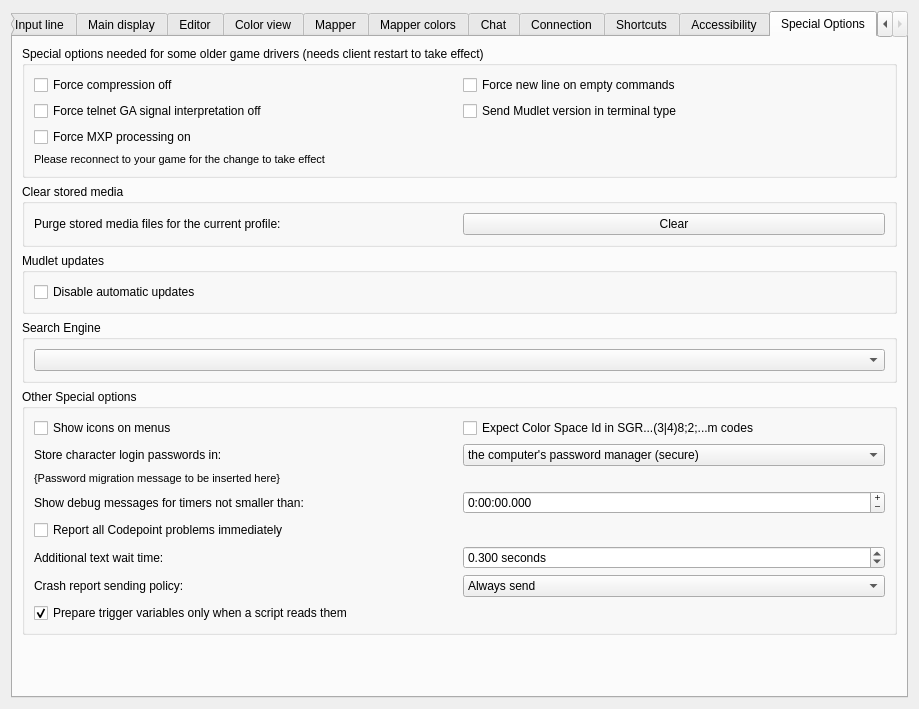
Mudlet/Mudlet, file src/ui/profile_preferences.ui: the form before one commit.
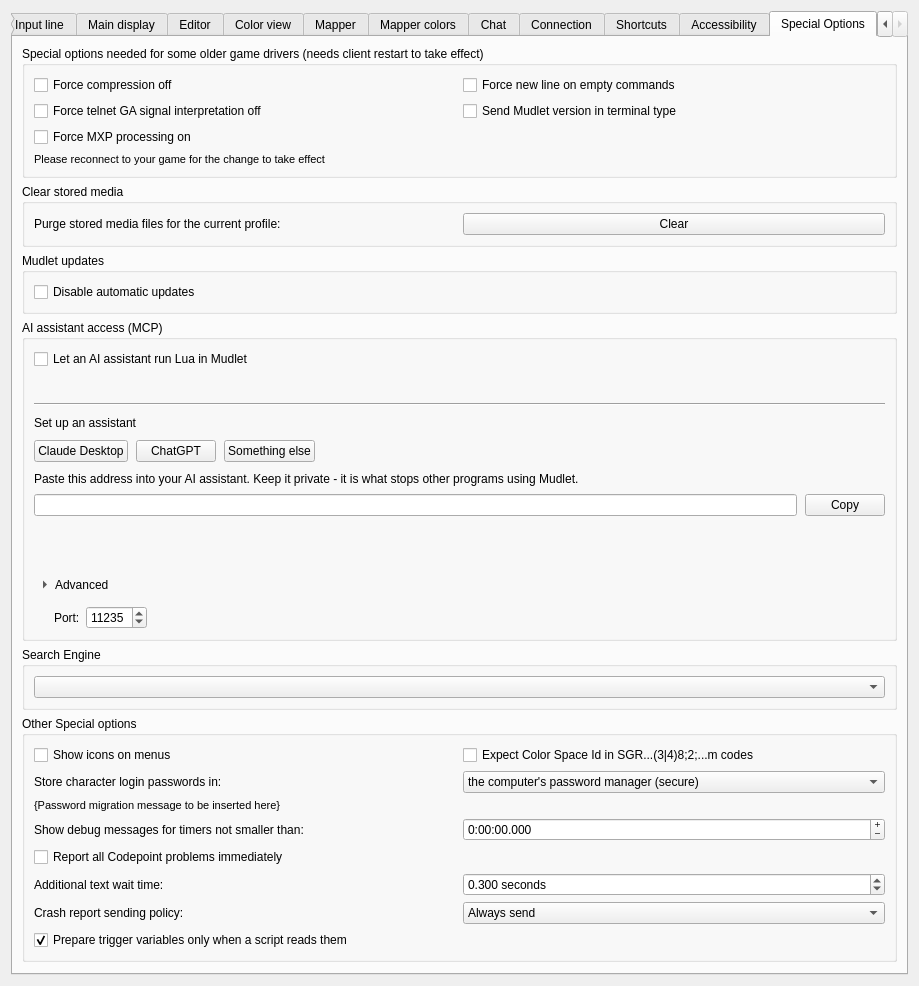
The form after the commit. The open tabs and pages were chosen to show the change. Icons and pictures are not drawn. Custom widgets are drawn as their Qt base class.

Commit message: Add: Allow Mudlet to be controlled by Claude / ChatGPT (#8576)

Diff of the .ui file:
```diff
--- a/src/ui/profile_preferences.ui
+++ b/src/ui/profile_preferences.ui
@@ -4910,6 +4910,323 @@
          </layout>
         </widget>
        </item>
+       <item>
+        <widget class="QGroupBox" name="groupBox_mcpServer">
+         <property name="title">
+          <string extracomment="Title of the Preferences group of settings for letting an AI assistant control Mudlet. MCP is the name of the Model Context Protocol standard, leave it as-is.">AI assistant access (MCP)</string>
+         </property>
+         <layout class="QGridLayout" name="gridLayout_groupBox_mcpServer">
+          <property name="verticalSpacing">
+           <number>10</number>
+          </property>
+          <item row="0" column="0">
+           <widget class="QCheckBox" name="checkBox_enableMCPServer">
+            <property name="toolTip">
+             <string extracomment="Tooltip on the checkbox that starts the MCP server.">&lt;p&gt;Runs a Model Context Protocol (MCP) server so an AI assistant can run Lua inside Mudlet on your behalf. One server covers the whole application, so an assistant can reach every open profile.&lt;/p&gt;&lt;p&gt;&lt;b&gt;Lua can run programs and change files on this computer, not just script your game.&lt;/b&gt; The address Mudlet shows once the server starts contains an access token - give it only to the assistant you mean to hand control to, and leave this off when you are not using it.&lt;/p&gt;</string>
+            </property>
+            <property name="accessibleDescription">
+             <string extracomment="Screen reader description of the checkbox that starts the MCP server.">When checked, Mudlet runs a Model Context Protocol server so an AI assistant can run Lua inside Mudlet on your behalf. One server covers the whole application, so an assistant can reach every open profile. Lua can run programs and change files on this computer, not just script your game, so give the address Mudlet shows - it contains an access token - only to the assistant you mean to hand control to, and leave this off when you are not using it.</string>
+            </property>
+            <property name="text">
+             <string extracomment="Label of the checkbox that starts the MCP server.">Let an AI assistant run Lua in Mudlet</string>
+            </property>
+           </widget>
+          </item>
+          <item row="1" column="0">
+           <widget class="QLabel" name="label_mcpServerEndpoint">
+            <property name="text">
+             <string notr="true"/>
+            </property>
+            <property name="textInteractionFlags">
+             <set>Qt::TextSelectableByKeyboard|Qt::TextSelectableByMouse</set>
+            </property>
+            <property name="settingsControlDescription" stdset="0">
+             <bool>true</bool>
+            </property>
+            <property name="wordWrap">
+             <bool>true</bool>
+            </property>
+           </widget>
+          </item>
+          <item row="2" column="0">
+           <widget class="Line" name="line_mcpServer">
+            <property name="orientation">
+             <enum>Qt::Horizontal</enum>
+            </property>
+           </widget>
+          </item>
+          <item row="3" column="0">
+           <widget class="QLabel" name="label_mcpSetUpAssistant">
+            <property name="text">
+             <string extracomment="Heading above the row of buttons that hand an AI assistant the details it needs to control Mudlet.">Set up an assistant</string>
+            </property>
+           </widget>
+          </item>
+          <item row="4" column="0">
+           <layout class="QHBoxLayout" name="hLayout_mcpServerButtons">
+            <property name="spacing">
+             <number>8</number>
+            </property>
+            <item>
+             <widget class="QPushButton" name="pushButton_connectClaudeDesktop">
+              <property name="toolTip">
+               <string extracomment="Tooltip on the button that registers Mudlet in the Claude Desktop application's settings.">&lt;p&gt;Adds Mudlet to Claude Desktop's settings so its AI assistant can control Mudlet. Restart Claude Desktop afterwards to pick it up - from then on it finds Mudlet on its own, whenever both are running.&lt;/p&gt;</string>
+              </property>
+              <property name="accessibleDescription">
+               <string extracomment="Screen reader description of the button that registers Mudlet in the Claude Desktop application's settings.">Adds Mudlet to Claude Desktop's settings so its AI assistant can control Mudlet. Restart Claude Desktop afterwards to pick it up - from then on it finds Mudlet on its own, whenever both are running.</string>
+              </property>
+              <property name="text">
+               <string extracomment="Label of the button that registers Mudlet in the Claude Desktop application's settings. Claude Desktop is a product name, leave it as-is.">Claude Desktop</string>
+              </property>
+             </widget>
+            </item>
+            <item>
+             <widget class="QPushButton" name="pushButton_connectChatGpt">
+              <property name="toolTip">
+               <string extracomment="Tooltip on the button that registers Mudlet in the settings shared by the ChatGPT desktop app and Codex.">&lt;p&gt;Adds Mudlet to ChatGPT's settings - shared with Codex - so its AI assistant can control Mudlet. Restart ChatGPT afterwards to pick it up - from then on it finds Mudlet on its own, whenever both are running.&lt;/p&gt;</string>
+              </property>
+              <property name="accessibleDescription">
+               <string extracomment="Screen reader description of the button that registers Mudlet in the settings shared by the ChatGPT desktop app and Codex.">Adds Mudlet to ChatGPT's settings, shared with Codex, so its AI assistant can control Mudlet. Restart ChatGPT afterwards to pick it up - from then on it finds Mudlet on its own, whenever both are running.</string>
+              </property>
+              <property name="text">
+               <string extracomment="Label of the button that registers Mudlet in the settings shared by the ChatGPT desktop app and Codex. ChatGPT is a product name, leave it as-is.">ChatGPT</string>
+              </property>
+             </widget>
+            </item>
+            <item>
+             <widget class="QPushButton" name="pushButton_mcpConnectManually">
+              <property name="toolTip">
+               <string extracomment="Tooltip on the button that reveals the MCP server's address for pasting into an AI assistant Mudlet cannot set up by itself.">&lt;p&gt;Shows the server's address, for an AI assistant Mudlet cannot set up for you. The address contains an access token, and the token changes every time Mudlet starts.&lt;/p&gt;</string>
+              </property>
+              <property name="accessibleDescription">
+               <string extracomment="Screen reader description of the button that reveals the MCP server's address for pasting into an AI assistant Mudlet cannot set up by itself.">Shows the server's address, for an AI assistant Mudlet cannot set up for you. The address contains an access token, and the token changes every time Mudlet starts.</string>
+              </property>
+              <property name="checkable">
+               <bool>true</bool>
+              </property>
+              <property name="text">
+               <string extracomment="Label of the button that reveals the MCP server's address for pasting into an AI assistant Mudlet cannot set up by itself.">Something else</string>
+              </property>
+             </widget>
+            </item>
+            <item>
+             <spacer name="hSpacer_mcpServerButtons">
+              <property name="orientation">
+               <enum>Qt::Horizontal</enum>
+              </property>
+              <property name="sizeHint" stdset="0">
+               <size>
+                <width>40</width>
+                <height>20</height>
+               </size>
+              </property>
+             </spacer>
+            </item>
+           </layout>
+          </item>
+          <item row="5" column="0">
+           <widget class="QWidget" name="widget_mcpManualConnect" native="true">
+            <property name="visible">
+             <bool>false</bool>
+            </property>
+            <layout class="QVBoxLayout" name="vLayout_mcpManualConnect">
+             <property name="spacing">
+              <number>8</number>
+             </property>
+             <property name="leftMargin">
+              <number>0</number>
+             </property>
+             <property name="topMargin">
+              <number>0</number>
+             </property>
+             <property name="rightMargin">
+              <number>0</number>
+             </property>
+             <property name="bottomMargin">
+              <number>0</number>
+             </property>
+             <item>
+              <widget class="QLabel" name="label_mcpManualConnectHint">
+               <property name="text">
+                <string extracomment="Explanation shown when the user asks to connect an AI assistant to Mudlet by hand, above the address they have to paste into it.">Paste this address into your AI assistant. Keep it private - it is what stops other programs using Mudlet.</string>
+               </property>
+               <property name="wordWrap">
+                <bool>true</bool>
+               </property>
+              </widget>
+             </item>
+             <item>
+              <layout class="QHBoxLayout" name="hLayout_mcpManualConnect">
+               <property name="spacing">
+                <number>8</number>
+               </property>
+               <item>
+                <widget class="QLineEdit" name="lineEdit_mcpServerAddress">
+                 <property name="readOnly">
+                  <bool>true</bool>
+                 </property>
+                 <property name="accessibleName">
+                  <string extracomment="Screen reader name of the read-only field holding the MCP server's address.">MCP server address</string>
+                 </property>
+                </widget>
+               </item>
+               <item>
+                <widget class="QPushButton" name="pushButton_copyMCPServerAddress">
+                 <property name="toolTip">
+                  <string extracomment="Tooltip on the button that copies the MCP server's address to the clipboard.">&lt;p&gt;Copies the server's address, including its access token, for pasting into another AI assistant. The token changes every time Mudlet starts.&lt;/p&gt;</string>
+                 </property>
+                 <property name="accessibleDescription">
+                  <string extracomment="Screen reader description of the button that copies the MCP server's address to the clipboard.">Copies the server's address, including its access token, for pasting into another AI assistant. The token changes every time Mudlet starts.</string>
+                 </property>
+                 <property name="text">
+                  <string extracomment="Label of the button that copies the MCP server's address to the clipboard.">Copy</string>
+                 </property>
+                </widget>
+               </item>
+              </layout>
+             </item>
+            </layout>
+           </widget>
+          </item>
+          <item row="6" column="0">
+           <widget class="QLabel" name="label_mcpConnectResult">
+            <property name="visible">
+             <bool>false</bool>
+            </property>
+            <property name="text">
+             <string notr="true"/>
+            </property>
+            <property name="wordWrap">
+             <bool>true</bool>
+            </property>
+           </widget>
+          </item>
+          <item row="7" column="0">
+           <widget class="QLabel" name="need_restart_for_ai_assistant">
+            <property name="visible">
+             <bool>false</bool>
+            </property>
+            <property name="font">
+             <font>
+              <pointsize>8</pointsize>
+             </font>
+            </property>
+            <property name="text">
+             <string notr="true"/>
+            </property>
+            <property name="wordWrap">
+             <bool>true</bool>
+            </property>
+           </widget>
+          </item>
+          <item row="8" column="0">
+           <layout class="QHBoxLayout" name="hLayout_mcpAdvanced">
+            <item>
+             <widget class="QToolButton" name="pushButton_mcpAdvanced">
+              <property name="toolTip">
+               <string extracomment="Tooltip on the button that folds out the MCP server's less commonly needed settings.">&lt;p&gt;Shows the network port the MCP server listens on, which only needs changing if another program on this computer is already using it.&lt;/p&gt;</string>
+              </property>
+              <property name="accessibleDescription">
+               <string extracomment="Screen reader description of the button that folds out the MCP server's less commonly needed settings.">Shows the network port the MCP server listens on, which only needs changing if another program on this computer is already using it.</string>
+              </property>
+              <property name="checkable">
+               <bool>true</bool>
+              </property>
+              <property name="autoRaise">
+               <bool>true</bool>
+              </property>
+              <property name="arrowType">
+               <enum>Qt::RightArrow</enum>
+              </property>
+              <property name="toolButtonStyle">
+               <enum>Qt::ToolButtonTextBesideIcon</enum>
+              </property>
+              <property name="text">
+               <string extracomment="Label of the button that folds out the MCP server's less commonly needed settings.">Advanced</string>
+              </property>
+             </widget>
+            </item>
+            <item>
+             <spacer name="hSpacer_mcpAdvanced">
+              <property name="orientation">
+               <enum>Qt::Horizontal</enum>
+              </property>
+              <property name="sizeHint" stdset="0">
+               <size>
+                <width>40</width>
+                <height>20</height>
+               </size>
+              </property>
+             </spacer>
+            </item>
+           </layout>
+          </item>
+          <item row="9" column="0">
+           <widget class="QWidget" name="widget_mcpAdvanced" native="true">
+            <property name="visible">
+             <bool>false</bool>
+            </property>
+            <layout class="QHBoxLayout" name="hLayout_mcpAdvancedContent">
+             <property name="leftMargin">
+              <number>20</number>
+             </property>
+             <property name="topMargin">
+              <number>0</number>
+             </property>
+             <property name="rightMargin">
+              <number>0</number>
+             </property>
+             <property name="bottomMargin">
+              <number>0</number>
+             </property>
+             <item>
+              <widget class="QLabel" name="label_mcpServerPort">
+               <property name="text">
+                <string extracomment="Label in front of the number entry for the network port the MCP server listens on.">Port:</string>
+               </property>
+               <property name="buddy">
+                <cstring>spinBox_mcpServerPort</cstring>
+               </property>
+              </widget>
+             </item>
+             <item>
+              <widget class="QSpinBox" name="spinBox_mcpServerPort">
+               <property name="toolTip">
+                <string extracomment="Tooltip on the number entry for the network port the MCP server listens on.">&lt;p&gt;The port the MCP server listens on. Change this if another program on this computer is already using it.&lt;/p&gt;</string>
+               </property>
+               <property name="accessibleDescription">
+                <string extracomment="Screen reader description of the number entry for the network port the MCP server listens on.">The port the MCP server listens on. Change this if another program on this computer is already using it.</string>
+               </property>
+               <property name="minimum">
+                <number>1</number>
+               </property>
+               <property name="maximum">
+                <number>65535</number>
+               </property>
+               <property name="value">
+                <number>11235</number>
+               </property>
+              </widget>
+             </item>
+             <item>
+              <spacer name="hSpacer_mcpServerPort">
+               <property name="orientation">
+                <enum>Qt::Horizontal</enum>
+               </property>
+               <property name="sizeHint" stdset="0">
+                <size>
+                 <width>40</width>
+                 <height>20</height>
+                </size>
+               </property>
+              </spacer>
+             </item>
+            </layout>
+           </widget>
+          </item>
+         </layout>
+        </widget>
+       </item>
        <item>
         <widget class="QGroupBox" name="groupbox_searchEngineSelection">
          <property name="title">
```
The commit also changes 24 other files.
